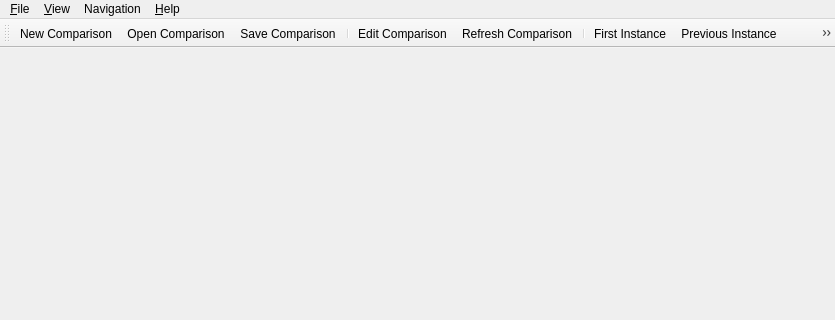
This is MainWindow.ui in wsmigaj/Cameleon as Qt 5 draws it before an edit; both pictures show x 0 to 835 and y 0 to 320 of the 835 by 604 pixel window. The edited form follows.
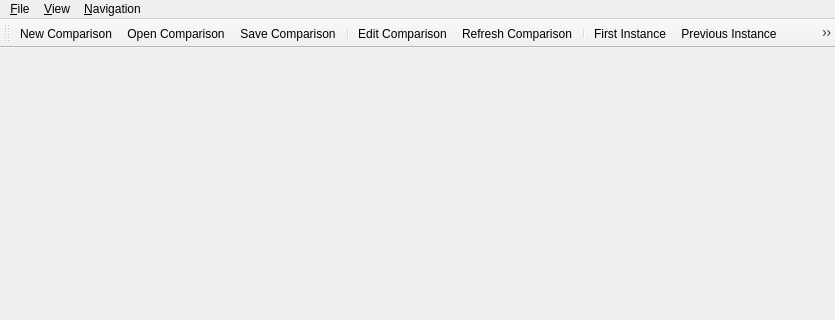
This is the edited form. Custom widgets are drawn as their Qt base class.

Commit message: Add a mnemonic to the Navigation menu. Remove an underscore from the Help menu name.

The edit to the form file:
```diff
--- a/MainWindow.ui
+++ b/MainWindow.ui
@@ -66,14 +66,14 @@
    </widget>
    <widget class="QMenu" name="menuNavigation">
     <property name="title">
-     <string>Navigation</string>
+     <string>&amp;Navigation</string>
     </property>
     <addaction name="actionFirstInstance"/>
     <addaction name="actionPreviousInstance"/>
     <addaction name="actionNextInstance"/>
     <addaction name="actionLastInstance"/>
    </widget>
-   <widget class="QMenu" name="menu_Help">
+   <widget class="QMenu" name="menuHelp">
     <property name="title">
      <string>&amp;Help</string>
     </property>
```
